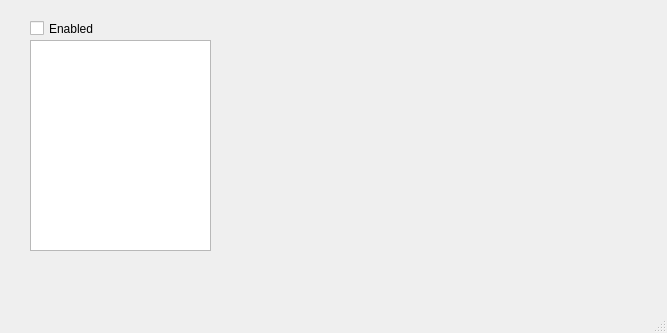
ProgrammierPatrick/c64pp, file src/gui/breakpoint_editor.ui: the form before one commit.
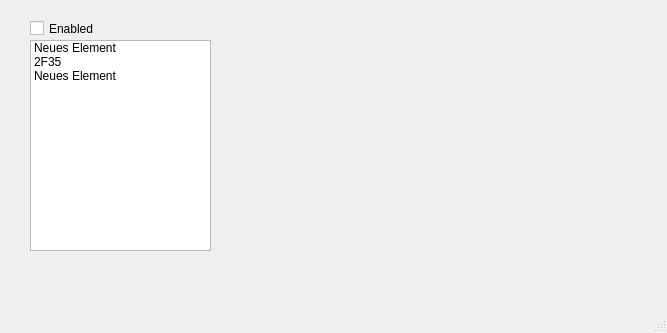
The form after the commit.

Commit message: breakpoint gui linked from mainwindow

The edit to the form file:
```diff
--- a/src/gui/breakpoint_editor.ui
+++ b/src/gui/breakpoint_editor.ui
@@ -45,6 +45,21 @@
     <property name="horizontalScrollBarPolicy">
      <enum>Qt::ScrollBarAlwaysOff</enum>
     </property>
+    <item>
+     <property name="text">
+      <string>Neues Element</string>
+     </property>
+    </item>
+    <item>
+     <property name="text">
+      <string>2F35</string>
+     </property>
+    </item>
+    <item>
+     <property name="text">
+      <string>Neues Element</string>
+     </property>
+    </item>
    </widget>
   </widget>
   <widget class="QMenuBar" name="menubar">
```
Left out of the diff: 2 changed lines with no effect on the pictures. The commit also changes 4 other files.
